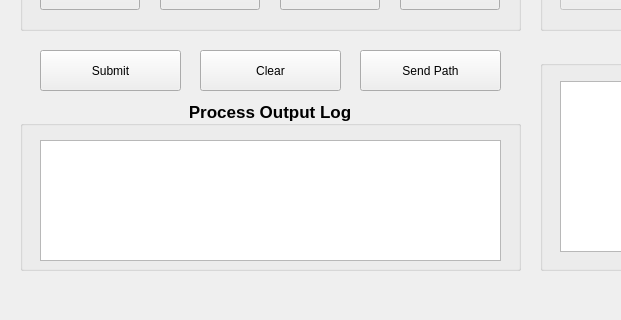
Before: the Qt Designer form software/mqtt-control/mainwindow.ui in Vienchau/qr-control, drawn with Qt 5; both pictures show x 0 to 621 and y 480 to 800 of the 1500 by 800 pixel window.
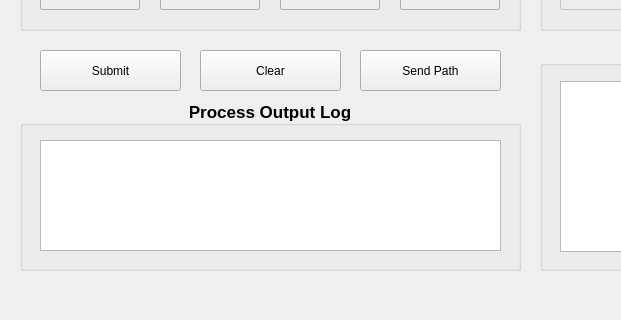
After: the same form once the commit is applied. Icons and pictures are not drawn.

Patch:
```diff
--- a/software/mqtt-control/mainwindow.ui
+++ b/software/mqtt-control/mainwindow.ui
@@ -738,9 +738,16 @@
        <x>20</x>
        <y>40</y>
        <width>461</width>
-       <height>121</height>
+       <height>111</height>
       </rect>
      </property>
+     <property name="font">
+      <font>
+       <pointsize>10</pointsize>
+       <weight>50</weight>
+       <bold>false</bold>
+      </font>
+     </property>
     </widget>
    </widget>
    <widget class="QGroupBox" name="groupBox_3">
```
Left out of the diff: 6 changed lines with no effect on the pictures.
